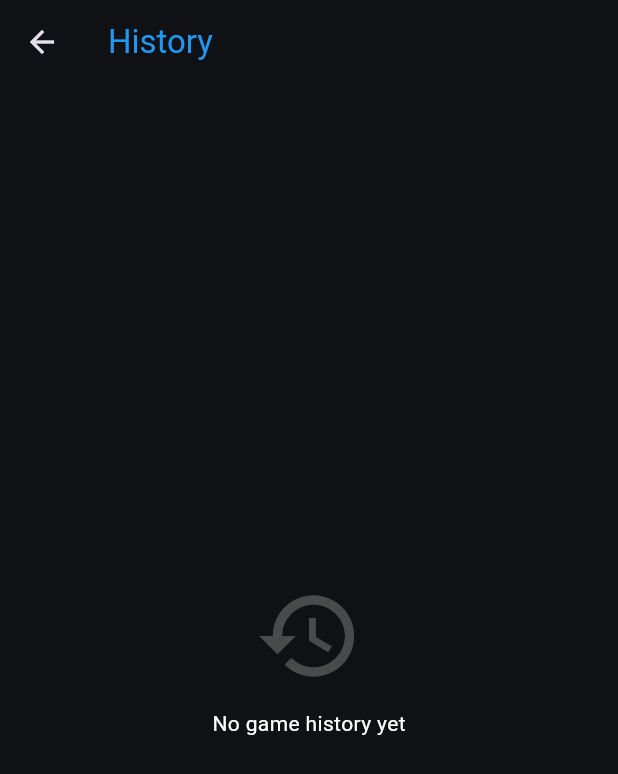
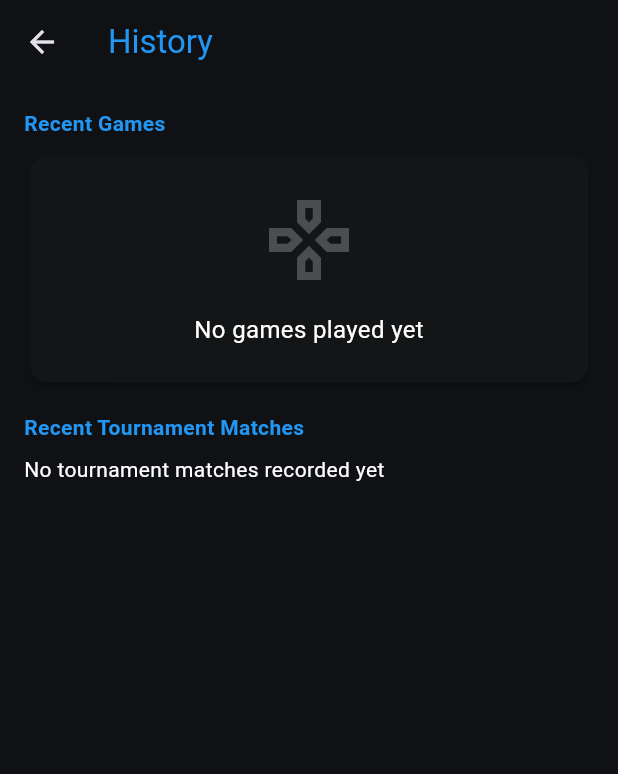
Before and after one commit to AryanSahu2805/Board-Game-Scorekeeper, a Flutter app: the HistoryScreen screen opened by its route, on a phone screen of 412 x 824 dp. Shown: the top 774 px of the screen. Run offline on Flutter 3.47's test engine with Material 3 defaults, Android fonts, the phone set to English and light mode, and no system bars; our stand-ins replace sqflite_common_ffi; accounts and stored records are empty.

Commit message:
Add swipable tabs.

```diff
--- a/lib/main.dart
+++ b/lib/main.dart
@@ -3,7 +3,7 @@ import 'package:provider/provider.dart';
 import 'providers/player_provider.dart';
 import 'providers/game_provider.dart';
 import 'providers/tournament_provider.dart';
-import 'screens/home_screen.dart';
+import 'screens/main_tabs_screen.dart';
 import 'screens/score_entry_screen.dart';
 import 'screens/player_profile_screen.dart';
 import 'screens/player_management_screen.dart';
@@ -32,7 +32,7 @@ class BoardGameScorekeeperApp extends StatelessWidget {
         debugShowCheckedModeBanner: false,
         theme: _buildTheme(),
         routes: {
-          '/': (context) => const HomeScreen(),
+          '/': (context) => const MainTabsScreen(),
           '/history': (context) => const HistoryScreen(),
           '/score-entry': (context) => const ScoreEntryScreen(),
           '/player-profile': (context) => const PlayerProfileScreen(),
--- a/lib/screens/history_screen.dart
+++ b/lib/screens/history_screen.dart
@@ -3,11 +3,14 @@ import 'package:provider/provider.dart';
 import 'package:intl/intl.dart';
 import '../providers/game_provider.dart';
 import '../providers/player_provider.dart';
-import '../models/game.dart';
 import '../widgets/hover_text.dart';
+import '../services/database_helper.dart';
+import '../models/tournament.dart';
 
 class HistoryScreen extends StatelessWidget {
-  const HistoryScreen({super.key});
+	const HistoryScreen({super.key, this.embedded = false});
+
+	final bool embedded;
 
 	@override
 	Widget build(BuildContext context) {
@@ -15,33 +18,43 @@ class HistoryScreen extends StatelessWidget {
 			builder: (context, gameProvider, playerProvider, child) {
 				final games = gameProvider.games;
 
-        return Scaffold(
-          appBar: AppBar(
-            title: const HoverText('History'),
-          ),
-          body: games.isEmpty
-              ? const Center(
+				// show recent games (most-recent first) with refresh
+				final recentGames = games.take(10).toList();
+
+				final content = RefreshIndicator(
+					onRefresh: () async {
+						await gameProvider.loadGames();
+						return;
+					},
+					child: ListView(
+						padding: const EdgeInsets.all(16),
+						children: [
+							const HoverText('Recent Games', style: TextStyle(fontWeight: FontWeight.bold)),
+							const SizedBox(height: 8),
+							if (recentGames.isEmpty)
+								const Card(
+									child: Padding(
+										padding: EdgeInsets.all(24),
+										child: Center(
 											child: Column(
-                    mainAxisAlignment: MainAxisAlignment.center,
 												children: [
-                      Icon(Icons.history, size: 72, color: Colors.white24),
-                      SizedBox(height: 12),
-                      Text('No game history yet', style: TextStyle(color: Colors.white)),
+													Icon(Icons.games_outlined, size: 64, color: Colors.white24),
+													SizedBox(height: 16),
+													HoverText('No games played yet', style: TextStyle(color: Colors.white, fontSize: 16)),
 												],
 											),
+										),
+									),
 								)
-              : ListView.builder(
-                  padding: const EdgeInsets.all(16),
-                  itemCount: games.length,
-                  itemBuilder: (context, index) {
-                    final Game game = games[index];
+							else ...recentGames.map((game) {
 								final isTournament = game.gameName.startsWith('Tournament:');
-                    final winner = game.winnerId != null
-                        ? playerProvider.getPlayerById(game.winnerId!)
-                        : null;
+								final winner = game.winnerId != null ? playerProvider.getPlayerById(game.winnerId!) : null;
+								final subtitle = (game.isCompleted && winner != null)
+										? '${winner.name} won (${game.finalScores[game.winnerId] ?? 0} pts)'
+										: 'In progress';
 
 								return Card(
-                      margin: const EdgeInsets.only(bottom: 12),
+									margin: const EdgeInsets.only(bottom: 8),
 									child: ListTile(
 										leading: CircleAvatar(
 											backgroundColor: isTournament ? Colors.amber : Colors.grey[700],
@@ -49,9 +62,7 @@ class HistoryScreen extends StatelessWidget {
 													color: isTournament ? Colors.black : Colors.white),
 										),
 										title: HoverText(game.gameName),
-                        subtitle: HoverText(
-                          winner != null ? 'Winner: ${winner.name}' : 'No winner recorded',
-                        ),
+										subtitle: HoverText(subtitle),
 										trailing: HoverText(
 											DateFormat('MMM d, yyyy').format(game.dateTime),
 											style: const TextStyle(color: Colors.white, fontSize: 12),
@@ -62,8 +73,64 @@ class HistoryScreen extends StatelessWidget {
 										},
 									),
 								);
+							}),
+
+							const SizedBox(height: 16),
+							const HoverText('Recent Tournament Matches', style: TextStyle(fontWeight: FontWeight.bold)),
+							const SizedBox(height: 8),
+							FutureBuilder<List<Match>>(
+								future: DatabaseHelper.instance.getAllMatches(),
+								builder: (context, snapshot) {
+									if (snapshot.connectionState == ConnectionState.waiting) {
+										return const Center(child: CircularProgressIndicator());
+									}
+
+									final matches = snapshot.data ?? [];
+									if (matches.isEmpty) {
+										return const HoverText('No tournament matches recorded yet', style: TextStyle(color: Colors.white));
+									}
+
+									// show up to 20 recent matches
+									final recentMatches = matches.take(20).toList();
+
+									return Column(
+										children: recentMatches.map((m) {
+											final p1 = playerProvider.getPlayerById(m.player1Id)?.name ?? 'Unknown';
+											final p2 = m.player2Id == 'BYE' ? 'BYE' : playerProvider.getPlayerById(m.player2Id)?.name ?? 'Unknown';
+											final winner = m.winnerId != null ? playerProvider.getPlayerById(m.winnerId!)?.name : null;
+
+											final title = m.isBye ? '$p1 (Bye)' : 'Round ${m.roundNumber}: $p1 vs $p2';
+											final subtitle = m.isCompleted
+													? (winner != null ? 'Winner: $winner' : 'Completed')
+													: 'Pending';
+
+											return Card(
+												margin: const EdgeInsets.only(bottom: 8),
+												child: ListTile(
+													leading: const Icon(Icons.sports_martial_arts, color: Colors.white),
+													title: HoverText(title),
+													subtitle: HoverText(subtitle),
+													onTap: () {
+														// try to open the tournament view for this match's tournament if available
+														Navigator.pushNamed(context, '/tournament-view', arguments: m.tournamentId);
 													},
 												),
+											);
+										}).toList(),
+									);
+								},
+							),
+						],
+					),
+				);
+
+				if (embedded) return content;
+
+				return Scaffold(
+					appBar: AppBar(
+						title: const HoverText('History'),
+					),
+					body: content,
 				);
 			},
 		);
```
Also changed, not shown: lib/screens/home_screen.dart (+18 -7 lines), lib/screens/main_tabs_screen.dart (added, +66 -0 lines), lib/screens/tournament_setup_screen.dart (+19 -16 lines), lib/services/database_helper.dart (+9 -0 lines). Lines whose indentation alone changed are shown as unchanged.
